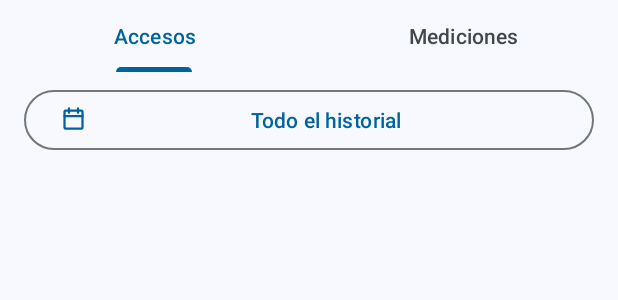
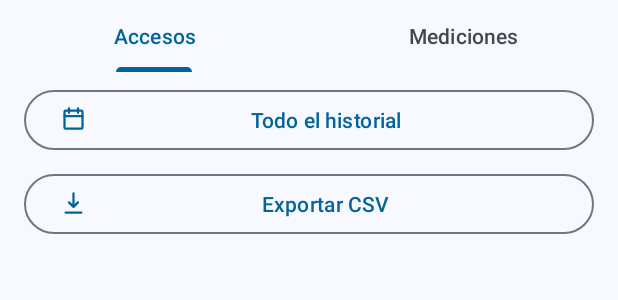
Before and after one commit to OsvaldoVar/aforo-iot, an Android app: the layout fragment_historial.xml on its own in the app's theme, with its tools: preview values and no code run, on a phone screen of 412 x 824 dp. Shown: the top 300 px of the screen. Run offline under Robolectric (Android 15) with nearby library versions, the phone set to English and light mode, and no system bars; network calls fail.

Commit message:
feat(android): exportar historial a CSV

```diff
--- /dev/null
+++ b/android/app/src/main/res/drawable/ic_download.xml
@@ -0,0 +1,15 @@
+<?xml version="1.0" encoding="utf-8"?>
+<vector xmlns:android="http://schemas.android.com/apk/res/android"
+  android:width="24dp"
+  android:height="24dp"
+  android:viewportWidth="24"
+  android:viewportHeight="24">
+
+  <path
+    android:fillColor="#00000000"
+    android:pathData="M12,3v12M8,11l4,4l4,-4M5,20h14"
+    android:strokeColor="#FF000000"
+    android:strokeLineCap="round"
+    android:strokeLineJoin="round"
+    android:strokeWidth="2" />
+</vector>
--- a/android/app/src/main/res/layout/fragment_historial.xml
+++ b/android/app/src/main/res/layout/fragment_historial.xml
@@ -38,6 +38,18 @@
     android:layout_marginEnd="16dp"
     android:text="@string/todo_el_historial"
     app:icon="@drawable/ic_calendar"
+    app:iconTint="?attr/colorPrimary" />
+
+  <com.google.android.material.button.MaterialButton
+    android:id="@+id/btnExportar"
+    style="@style/Widget.Material3.Button.OutlinedButton"
+    android:layout_width="match_parent"
+    android:layout_height="wrap_content"
+    android:layout_marginStart="16dp"
+    android:layout_marginTop="8dp"
+    android:layout_marginEnd="16dp"
+    android:text="@string/exportar_csv"
+    app:icon="@drawable/ic_download"
     app:iconTint="?attr/colorPrimary" />
 
   <FrameLayout
--- a/android/app/src/main/res/values/strings.xml
+++ b/android/app/src/main/res/values/strings.xml
@@ -145,4 +145,7 @@
   <string name="servicio_alertas">Aforo IoT</string>
   <string name="servicio_alertas_texto">Vigilando alertas del sistema</string>
   <string name="alerta_notificacion_titulo">Nueva alerta</string>
+  <string name="exportar_csv">Exportar CSV</string>
+  <string name="sin_datos_exportar">No hay datos para exportar</string>
+  <string name="error_exportar">No se pudo generar el archivo</string>
 </resources>
--- /dev/null
+++ b/android/app/src/main/res/xml/file_paths.xml
@@ -0,0 +1,4 @@
+<?xml version="1.0" encoding="utf-8"?>
+<paths xmlns:android="http://schemas.android.com/apk/res/android">
+  <cache-path name="historial" path="." />
+</paths>
```
Also changed, not shown: android/app/src/main/AndroidManifest.xml (+10 -0 lines), android/app/src/main/java/com/example/aforoiot/HistorialFragment.java (+64 -0 lines).
